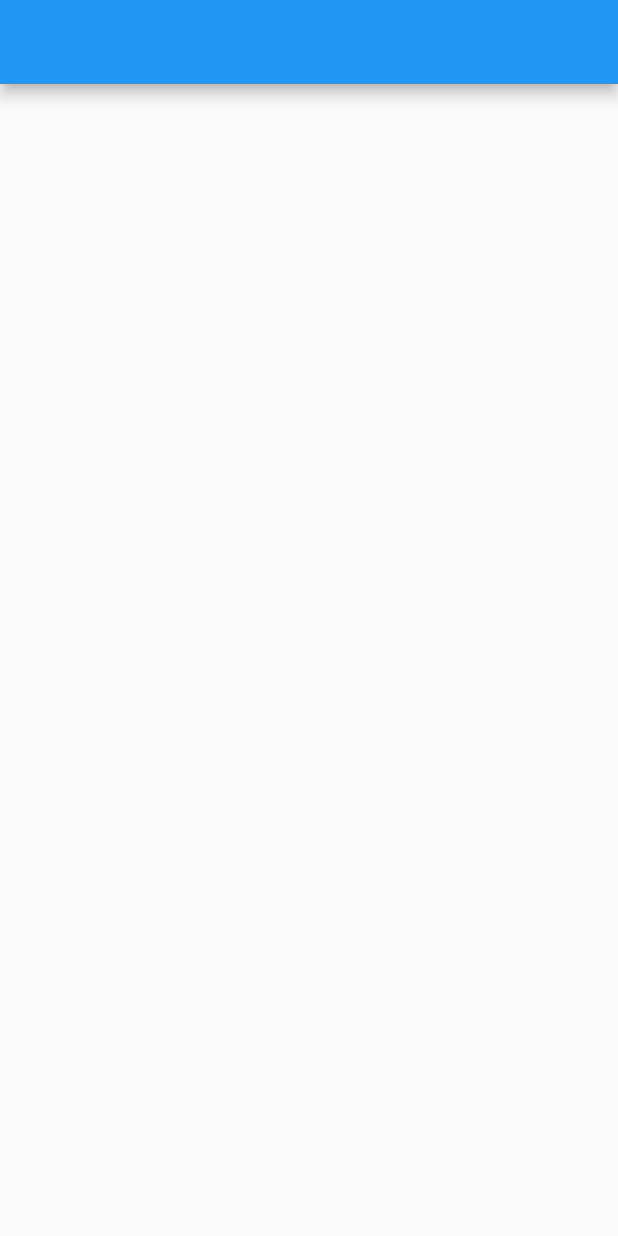
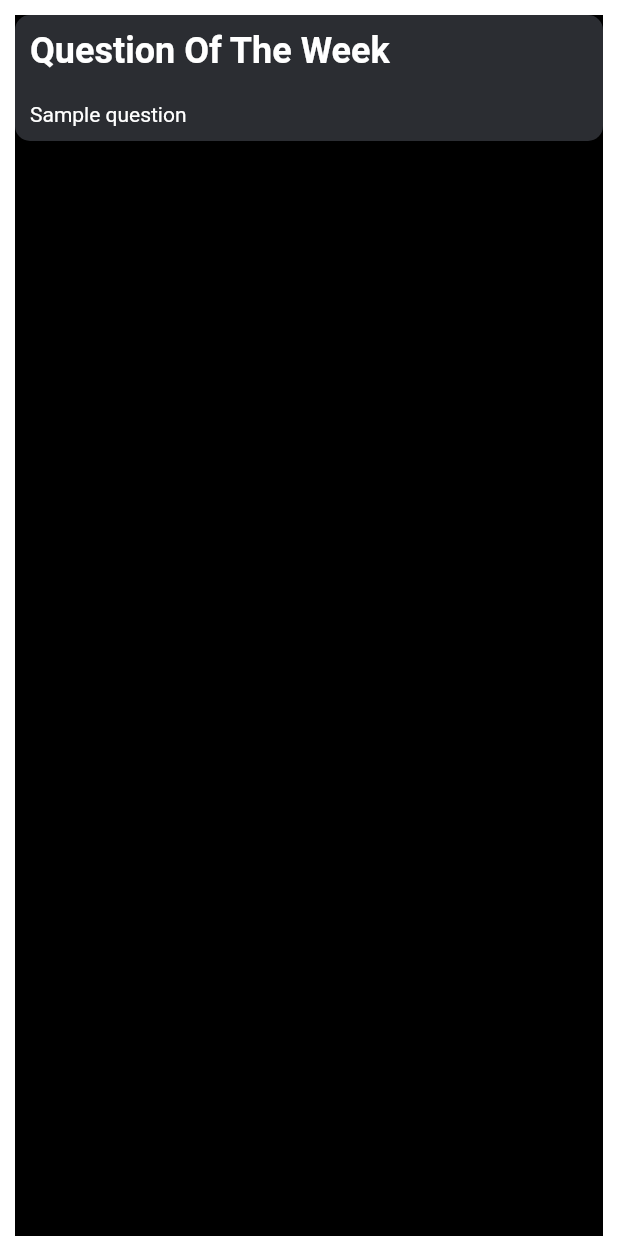
Before and after one commit to armagangok/think_it_up_app, a Flutter app: the screen it shows after launch, on a phone screen of 412 x 824 dp. Run offline on Flutter 3.47's test engine with Material 2 defaults, Android fonts, the phone set to English and light mode, and no system bars; our stand-ins replace get_it.

Commit message:
QuestionWidget added

```diff
--- /dev/null
+++ b/lib/app/components/common/padding.dart
@@ -0,0 +1,18 @@
+import 'package:flutter/material.dart';
+
+class CustomPadding extends StatelessWidget {
+  final Widget child;
+
+  const CustomPadding({
+    Key? key,
+    required this.child,
+  }) : super(key: key);
+
+  @override
+  Widget build(BuildContext context) {
+    return Padding(
+      padding: const EdgeInsets.fromLTRB(10, 10, 10, 0),
+      child: child,
+    );
+  }
+}
--- a/lib/app/components/consts/colors.dart
+++ /dev/null
@@ -1,3 +0,0 @@
-// import 'package:flutter/material.dart';
-
-// const Color bgColor = Color();
--- a/lib/app/components/stacks/stacks.dart
+++ b/lib/app/components/stacks/stacks.dart
@@ -1 +1,45 @@
-/*Some dummy codes*/
+import 'package:flutter/material.dart';
+import 'package:think_it_up_app/app/theme/colors.dart';
+
+class QuestionWidget extends StatelessWidget {
+  final String? text;
+
+  const QuestionWidget({
+    Key? key,
+    this.text,
+  }) : super(key: key);
+
+  @override
+  Widget build(BuildContext context) {
+    return Container(
+      decoration: ShapeDecoration(
+        shape: RoundedRectangleBorder(
+          borderRadius: BorderRadius.circular(10),
+        ),
+        color: customColor.contColor,
+      ),
+      width: MediaQuery.of(context).size.longestSide,
+      child: Column(
+        mainAxisSize: MainAxisSize.max,
+        mainAxisAlignment: MainAxisAlignment.center,
+        crossAxisAlignment: CrossAxisAlignment.start,
+        children: [
+          const Padding(
+            padding: EdgeInsets.all(10.0),
+            child: Text(
+              "Question Of The Week",
+              style: TextStyle(
+                fontSize: 24,
+                fontWeight: FontWeight.bold,
+              ),
+            ),
+          ),
+          Padding(
+            padding: const EdgeInsets.all(10.0),
+            child: Text(text!),
+          ),
+        ],
+      ),
+    );
+  }
+}
--- /dev/null
+++ b/lib/app/theme/colors.dart
@@ -0,0 +1,8 @@
+import 'package:flutter/material.dart';
+
+final CustomColor customColor = CustomColor();
+
+class CustomColor {
+  Color bgColor = const Color.fromRGBO(62, 62, 62, 1);
+  Color contColor = const Color(0xFF2B2D32);
+}
--- a/lib/app/theme/theme.dart
+++ b/lib/app/theme/theme.dart
@@ -1,7 +1,82 @@
+import 'package:flutter/cupertino.dart';
 import 'package:flutter/material.dart';
 
-ThemeData theme() {
-  return ThemeData(
-    primarySwatch: Colors.blue,
+class CustomTheme {
+  final ligthTheme =
+      ThemeData.from(colorScheme: const ColorScheme.light()).copyWith(
+    // textSelectionTheme: TextSelectionThemeData(cursorColor: Colors.black),
+    // scaffoldBackgroundColor: Colors.blue[100],
+    // cardColor: Colors.orange[100],
+    // dividerColor: Colors.black,
+    // dividerTheme: DividerThemeData(thickness: 0.2),
+    // textButtonTheme: TextButtonThemeData(
+    //   style: ButtonStyle(
+    //       // backgroundColor: MaterialStateProperty.all<Color>(Colors.orange[200]!),
+    //       // foregroundColor: MaterialStateProperty.all<Color>(Colors.red[600]!),
+    //       ),
+    // ),
+    // iconTheme: IconThemeData(color: Colors.purple),
+
+    inputDecorationTheme: InputDecorationTheme(
+      focusedBorder: OutlineInputBorder(
+        borderRadius: BorderRadius.circular(90.0),
+        borderSide: const BorderSide(
+          width: 1,
+        ),
+      ),
+      enabledBorder: OutlineInputBorder(
+        borderRadius: BorderRadius.circular(90.0),
+        borderSide: const BorderSide(),
+      ),
+      filled: true,
+      fillColor: Colors.grey[300],
+      labelStyle: const TextStyle(color: Colors.black),
+      border: const OutlineInputBorder(
+        borderSide: BorderSide(color: Colors.black),
+      ),
+    ),
+    cardColor: Colors.grey[300],
+    dividerColor: Colors.black,
+    dividerTheme: const DividerThemeData(thickness: 0.2),
+    scaffoldBackgroundColor: Colors.grey[100],
+    floatingActionButtonTheme: const FloatingActionButtonThemeData(
+      backgroundColor: Colors.blue,
+    ),
+    cupertinoOverrideTheme: const CupertinoThemeData(
+      textTheme: CupertinoTextThemeData(
+        pickerTextStyle: TextStyle(color: Colors.black),
+      ),
+    ),
+  );
+
+  final darkTheme =
+      ThemeData.from(colorScheme: const ColorScheme.dark()).copyWith(
+    dividerColor: Colors.white,
+    dividerTheme: const DividerThemeData(thickness: 0.2),
+    scaffoldBackgroundColor: Colors.black,
+    inputDecorationTheme: InputDecorationTheme(
+      labelStyle: const TextStyle(fontSize: 14),
+      focusedBorder: OutlineInputBorder(
+        borderRadius: BorderRadius.circular(90.0),
+        borderSide: const BorderSide(
+          color: Colors.white,
+          width: 1,
+        ),
+      ),
+      enabledBorder: OutlineInputBorder(
+        borderRadius: BorderRadius.circular(90.0),
+        borderSide: const BorderSide(
+          color: Colors.white,
+        ),
+      ),
+    ),
+    // floatingActionButtonTheme: const FloatingActionButtonThemeData(
+    //   backgroundColor: Colors.blue,
+    // ),
+    cupertinoOverrideTheme: const CupertinoThemeData(
+      textTheme: CupertinoTextThemeData(
+        pickerTextStyle: TextStyle(color: Colors.white),
+      ),
+    ),
   );
 }
--- a/lib/app/views/auth/create_user.dart
+++ /dev/null
@@ -1 +0,0 @@
-/*Some dummy codes*/
--- a/lib/app/views/auth/delete_user.dart
+++ /dev/null
@@ -1 +0,0 @@
-/*Some dummy codes*/
--- a/lib/app/views/auth/login.dart
+++ /dev/null
@@ -1 +0,0 @@
-/*Some dummy codes*/
--- a/lib/app/views/auth/logout.dart
+++ /dev/null
@@ -1 +0,0 @@
-/*Some dummy codes*/
--- a/lib/app/views/auth/reset_password.dart
+++ /dev/null
@@ -1 +0,0 @@
-/*Some dummy codes*/
--- a/lib/app/views/auth/update_email.dart
+++ /dev/null
@@ -1 +0,0 @@
-/*Some dummy codes*/
--- a/lib/app/views/auth/update_password.dart
+++ /dev/null
@@ -1 +0,0 @@
-/*Some dummy codes*/
--- a/lib/app/views/dashboard/dashboard.dart
+++ b/lib/app/views/dashboard/dashboard.dart
@@ -1,14 +1,21 @@
 import 'package:flutter/material.dart';
+import 'package:think_it_up_app/app/components/common/padding.dart';
+import 'package:think_it_up_app/app/components/stacks/stacks.dart';
 
 class DashBoardView extends StatelessWidget {
   const DashBoardView({Key? key}) : super(key: key);
 
   @override
   Widget build(BuildContext context) {
-    return Scaffold(
-      appBar: AppBar(),
-      body: Column(
-        children: const <Widget>[],
+    return SafeArea(
+      child: CustomPadding(
+        child: Scaffold(
+          body: Column(
+            children: const <Widget>[
+              QuestionWidget(text: "Sample question"),
+            ],
+          ),
+        ),
       ),
     );
   }
--- a/lib/main.dart
+++ b/lib/main.dart
@@ -1,8 +1,11 @@
 import 'package:flutter/material.dart';
+import 'package:think_it_up_app/app/theme/theme.dart';
+import 'package:think_it_up_app/core/initilization/initapp.dart';
 import 'app/views/dashboard/dashboard.dart';
 
 void main() {
   runApp(const MyApp());
+  initApp();
 }
 
 class MyApp extends StatelessWidget {
@@ -13,7 +16,7 @@ class MyApp extends StatelessWidget {
     return MaterialApp(
       debugShowCheckedModeBanner: false,
       title: 'Flutter Demo',
-      theme: ThemeData(primarySwatch: Colors.blue),
+      theme: CustomTheme().darkTheme,
       home: const DashBoardView(),
     );
   }
--- a/pubspec.yaml
+++ b/pubspec.yaml
@@ -34,7 +34,6 @@ dependencies:
   # The following adds the Cupertino Icons font to your application.
   # Use with the CupertinoIcons class for iOS style icons.
   cupertino_icons: ^1.0.2
-  google_mobile_ads: ^1.0.1
   get_it: ^7.2.0
 
 dev_dependencies:
```
Also changed, not shown: lib/core/remote/admob/ad_helper.dart (deleted, +0 -47 lines), lib/core/remote/admob/ad_service.dart (deleted, +0 -14 lines), lib/core/remote/admob/generate_ad.dart (deleted, +0 -27 lines), pubspec.lock, 5 other files.
